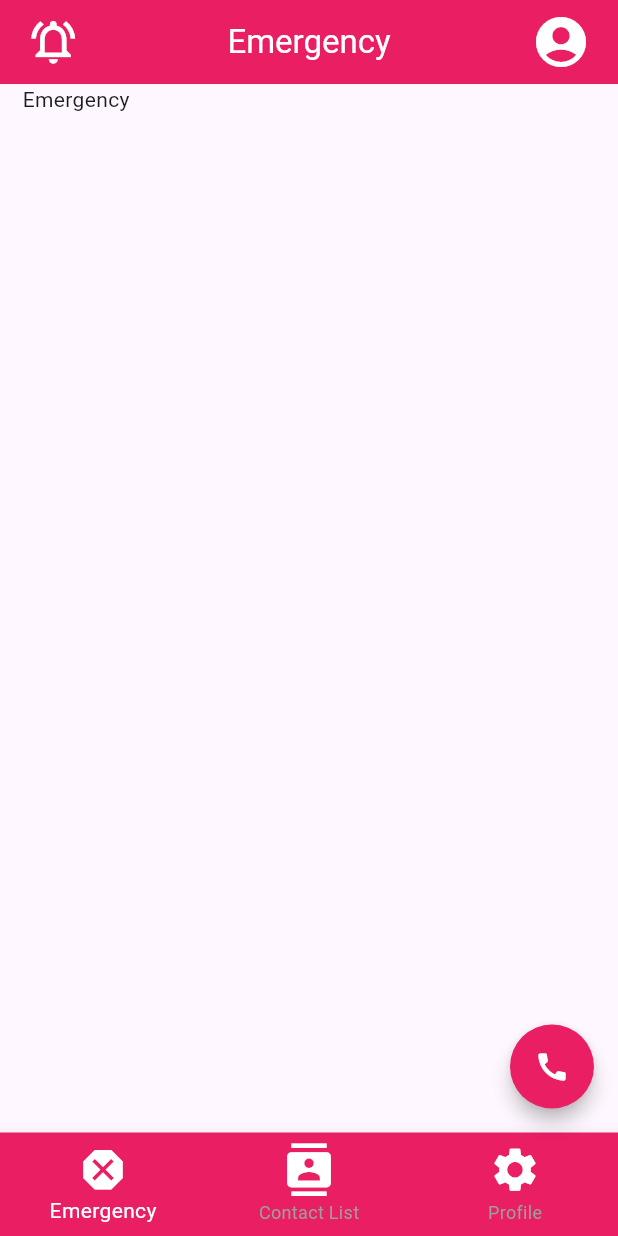
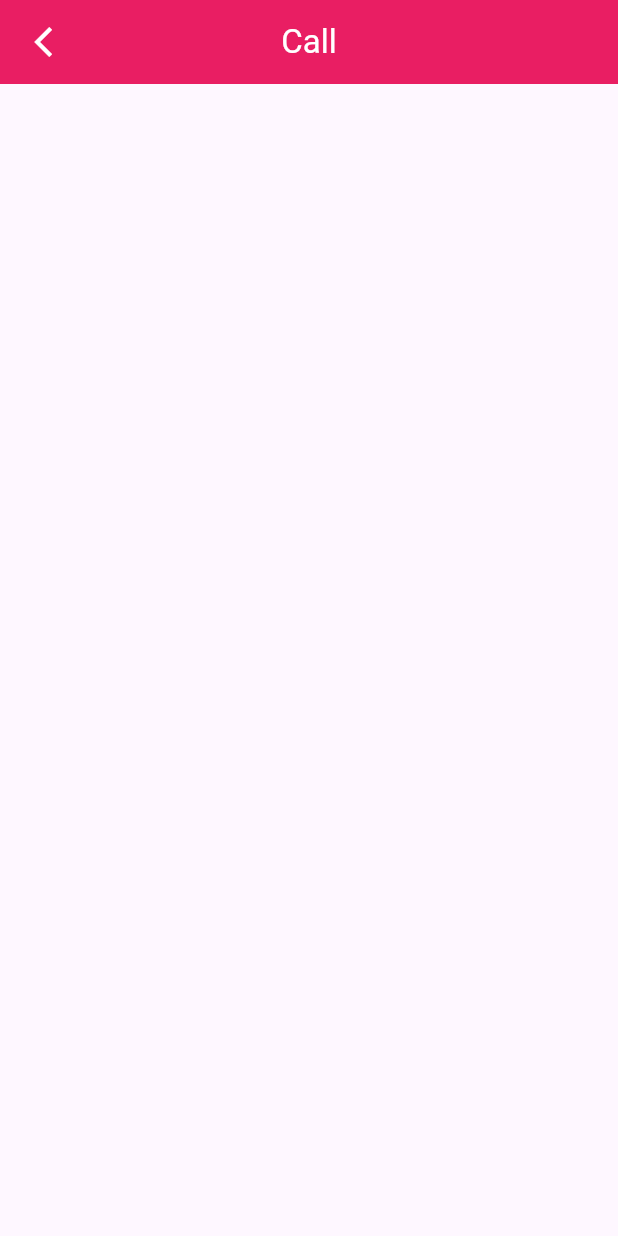
Before and after one commit to zishandeshmukh/Smackathon, a Flutter app: the screen it shows after launch, after a tap on the "call" icon, on a phone screen of 412 x 824 dp. Run offline on Flutter 3.47's test engine with Material 3 defaults, Android fonts, the phone set to English and light mode, and no system bars; missing offline and left inert: circular_bottom_navigation.

Commit message:
round one selected

```diff
--- a/app/lib/main.dart
+++ b/app/lib/main.dart
@@ -1,4 +1,5 @@
 import 'package:flutter/material.dart';
+import 'package:women_safety/pages/call_page.dart';
 import 'package:women_safety/pages/dynamic_main.dart';
 import 'package:women_safety/pages/notification_page.dart';
 
@@ -16,7 +17,7 @@
       routes:{
         '/user':(context)=>DynamicMain(),
         '/notifications':(context)=>NotificationPage(),
-
+        '/call':(context)=>CallPage(),
       },
     );
   }
--- a/app/lib/pages/call_page.dart
+++ b/app/lib/pages/call_page.dart
@@ -1,13 +1,13 @@
 import 'package:flutter/cupertino.dart';
 import 'package:flutter/material.dart';
 
-class NotificationPage extends StatefulWidget{
-  const NotificationPage({super.key});
+class CallPage extends StatefulWidget{
+  const CallPage({super.key});
   @override
-  _NotificationPage createState ()=> _NotificationPage();
+  _CallPage createState ()=> _CallPage();
 }
 
-class _NotificationPage extends State<NotificationPage>{
+class _CallPage extends State<CallPage>{
   @override
   Widget build(BuildContext context) {
     // TODO: implement build
@@ -19,7 +19,7 @@ class _NotificationPage extends State<NotificationPage>{
         },
             icon: const Padding(padding: EdgeInsets.symmetric(horizontal: 15),
               child:Icon(Icons.arrow_back_ios,color: Colors.white,))),
-        title:const Text("Notification",style:TextStyle(color:Colors.white)),
+        title:const Text("Call",style:TextStyle(color:Colors.white)),
         centerTitle: true,
 
       ),
--- a/app/lib/pages/dynamic_main.dart
+++ b/app/lib/pages/dynamic_main.dart
@@ -1,8 +1,11 @@
 import 'package:flutter/material.dart';
 import 'package:women_safety/pages/profile.dart';
-
 import 'contact_list.dart';
 import 'emergency.dart';
+import 'package:circular_bottom_navigation/circular_bottom_navigation.dart';
+import 'package:circular_bottom_navigation/tab_item.dart';
+
+
 
 class DynamicMain extends StatefulWidget{
   const DynamicMain({super.key});
@@ -22,15 +25,42 @@ class UserProfile{
 class _DynamicMain extends State<DynamicMain>{
   @override
   int pageNav=0;
+  late CircularBottomNavigationController _navigationController;
+
+  @override
+  void initState() {
+    super.initState();
+    _navigationController = CircularBottomNavigationController(pageNav);
+  }
+
+  @override
+  void dispose() {
+    // Dispose the controller to avoid memory leaks
+    _navigationController.dispose();
+    super.dispose();
+  }
+
   final GlobalKey<ScaffoldState> _scaffoldKey = GlobalKey<ScaffoldState>();
   UserProfile userProfile= new UserProfile();
   Widget build(BuildContext context) {
     // TODO: implement build
       return Scaffold(
         key:_scaffoldKey,
+        floatingActionButton: FloatingActionButton(onPressed: (){
+          switch(pageNav){
+            case 0:{
+              Navigator.of(context).pushNamed('/call');
+            }break;
+            case 1:{
 
-        floatingActionButton: FloatingActionButton(onPressed: (){},child:Icon(Icons.call,color:Colors.white),shape: CircleBorder(),elevation: 5,backgroundColor: Colors.pink
-          ,),
+            }break;
+            case 2:{
+
+            }break;
+          }
+
+        },shape: const CircleBorder(),elevation: 5,backgroundColor: Colors.pink
+          ,child:Icon(pageNav==0?Icons.call:(pageNav==1?Icons.person_add:Icons.add),color:Colors.white),),
         endDrawer:Drawer(
           child: Column(
             children: <Widget>[
@@ -39,33 +69,60 @@ class _DynamicMain extends State<DynamicMain>{
                   crossAxisAlignment: CrossAxisAlignment.center,
                   mainAxisAlignment: MainAxisAlignment.center,
                   children: [
-                    Icon(Icons.account_circle,size:70,color:Colors.pink),
-                    Text(userProfile.name,),
+                    const Icon(Icons.account_circle,size:70,color:Colors.pink),
+                    Text(userProfile.name,style:TextStyle(fontSize: 10
+                    )),
+                    Padding(padding: EdgeInsets.symmetric(horizontal:10),
+                      child:Text(userProfile.id.toString()),
+
+                    )
                   ],
-                )
+                ),
               ),
-              ListTile()
+
             ],
           ),
         ),
 
-        bottomNavigationBar: BottomNavigationBar(items: [
-          BottomNavigationBarItem(icon: Icon(Icons.dangerous,color:Colors.white),label: "Emergency"),
-          BottomNavigationBarItem(icon: Icon(Icons.contacts,color:Colors.white),label: "Contact List"),
-          BottomNavigationBarItem(icon: Icon(Icons.settings,color:Colors.white),label : "Profile")
-        ],
-          selectedItemColor: Colors.white,
-          unselectedItemColor: Colors.grey,
-          onTap: (int indexOfItem){
-          setState(() {
-            pageNav=indexOfItem;
-            print(indexOfItem.toString());
-          });
+        bottomNavigationBar: CircularBottomNavigation(
+          [
+            TabItem(Icons.home, "Home", Colors.pink,circleStrokeColor: Colors.pink,labelStyle : TextStyle(color:Colors.white )),
+            TabItem(Icons.contacts, "Contacts", Colors.pink,circleStrokeColor: Colors.pink,labelStyle : TextStyle(color:Colors.white )),
+            TabItem(Icons.settings, "Settings", Colors.pink,circleStrokeColor: Colors.pink,labelStyle : TextStyle(color:Colors.white )),
+          ],
+          controller: _navigationController,
+          barHeight: 60,
+          circleSize: 70,
+          barBackgroundColor: Colors.pink,
+          animationDuration: const Duration(milliseconds: 300),
+          normalIconColor: Colors.white60,
+          selectedCallback: (int? indexOfItem) {
+            setState(() {
+                pageNav=indexOfItem!;
+              });
           },
-          backgroundColor: Colors.pink,
-          currentIndex: pageNav,
-          iconSize: 35,
         ),
+
+        // BottomNavigationBar(items: [
+        //   BottomNavigationBarItem(icon: Icon(Icons.dangerous,color:Colors.white),label: "Emergency"),
+        //   BottomNavigationBarItem(icon: Icon(Icons.contacts,color:Colors.white),label: "Contact List"),
+        //   BottomNavigationBarItem(icon: Icon(Icons.settings,color:Colors.white),label : "Profile")
+        // ],
+        //   selectedItemColor: Colors.white,
+        //   unselectedItemColor: Colors.grey,
+        //   onTap: (int indexOfItem){
+        //   setState(() {
+        //     pageNav=indexOfItem;
+        //     print(indexOfItem.toString());
+        //   });
+        //   },
+        //   backgroundColor: Colors.pink,
+        //   currentIndex: pageNav,
+        //   iconSize: 35,
+        // ),
+
+
+
         body: CustomScrollView(
           slivers: [
             SliverAppBar(
--- a/app/lib/pages/notification_page.dart
+++ b/app/lib/pages/notification_page.dart
@@ -19,7 +19,7 @@ class _NotificationPage extends State<NotificationPage>{
         },
             icon: const Padding(padding: EdgeInsets.symmetric(horizontal: 15),
               child:Icon(Icons.arrow_back_ios,color: Colors.white,))),
-        title:const Text("Notification",style:TextStyle(color:Colors.white)),
+        title:const Text("Notifications",style:TextStyle(color:Colors.white)),
         centerTitle: true,
 
       ),
--- a/app/pubspec.yaml
+++ b/app/pubspec.yaml
@@ -31,6 +31,7 @@ dependencies:
   flutter:
     sdk: flutter
 
+  circular_bottom_navigation: ^2.4.0
 
   # The following adds the Cupertino Icons font to your application.
   # Use with the CupertinoIcons class for iOS style icons.
@@ -57,6 +58,7 @@ flutter:
   # included with your application, so that you can use the icons in
   # the material Icons class.
   uses-material-design: true
+
 
   # To add assets to your application, add an assets section, like this:
   # assets:
```
Also changed, not shown: app/pubspec.lock.
